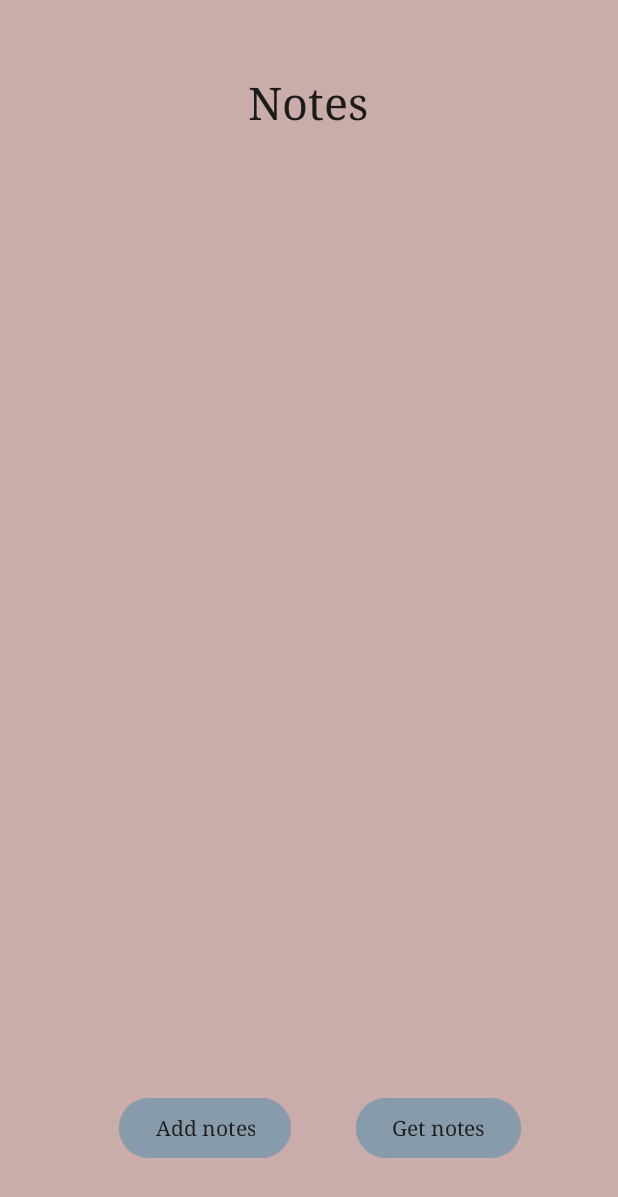
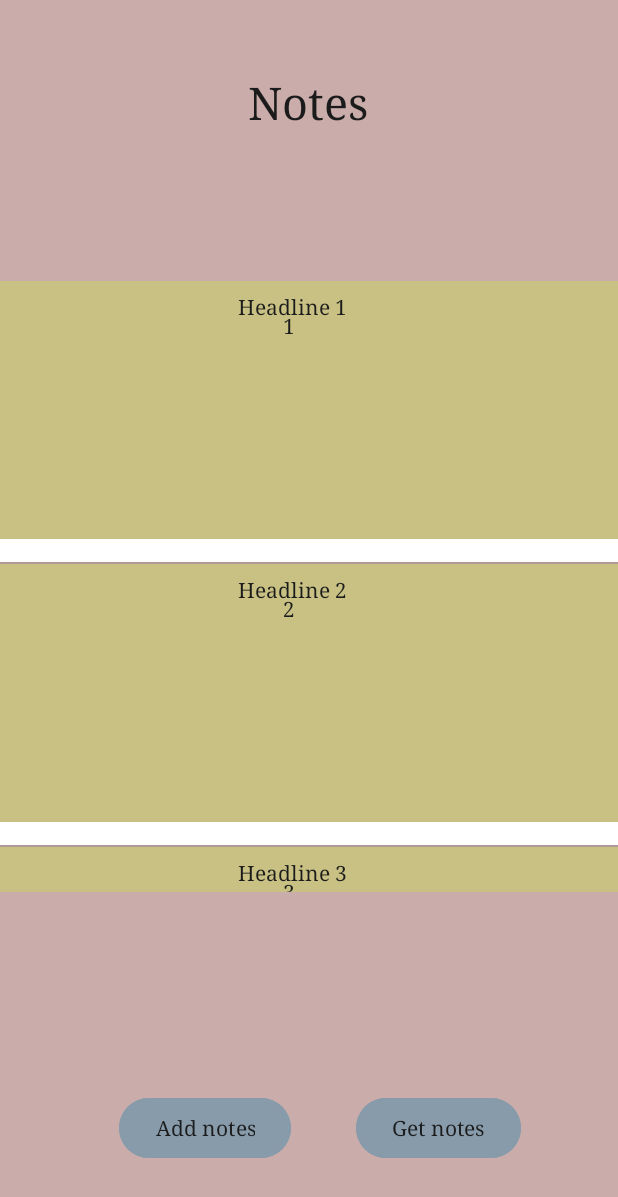
Before and after one commit to MoaLova/RestApiNotes, an Android app: the MainActivity screen opened directly, with no data from a screen before it, after a tap on "Get notes", on a phone screen of 412 x 824 dp. Shown: the top 1197 px of the screen. Run offline under Robolectric (Android 15) with nearby library versions, the phone set to English and light mode, and no system bars.

Commit message:
dummy list

```diff
--- a/app/src/main/java/com/example/restapinotes/MainActivity.kt
+++ b/app/src/main/java/com/example/restapinotes/MainActivity.kt
@@ -22,6 +22,13 @@ class MainActivity : AppCompatActivity() {
         binding = ActivityMainBinding.inflate(layoutInflater)
         setContentView(binding.root)
 
+        val dummyList = listOf(
+            "Dummy Note 1",
+            "Dummy Note 2",
+            "Dummy Note 3"
+        )
+
+
         binding.AddNotes.setOnClickListener {
             val intent = Intent(this@MainActivity, AddNote::class.java)
             startActivity(intent)
@@ -41,19 +48,25 @@ class MainActivity : AppCompatActivity() {
     }
 
     fun getNotes() {
-        val notesService = ServiceBuilder.buildService(NotesService::class.java)
-        val requestCall = notesService.getNotes()
+        // Commenting out Retrofit service call
+        // val notesService = ServiceBuilder.buildService(NotesService::class.java)
+        // val requestCall = notesService.getNotes()
 
-        requestCall.enqueue(object : Callback<List<Note>> {
-            override fun onResponse(call: Call<List<Note>>, response: Response<List<Note>>) {
-                if (response.isSuccessful) {
-                    val notesList: List<Note> = response.body() ?: emptyList()
-                    runOnUiThread {
+        // Instead of calling Retrofit service, use the dummy list directly
+        val dummyList = generateDummyNotes()
+
+        // Using dummy list directly instead of Retrofit call
+        // requestCall.enqueue(object : Callback<List<Note>> {
+        //    override fun onResponse(call: Call<List<Note>>, response: Response<List<Note>>) {
+        //        if (response.isSuccessful) {
+        //            val notesList: List<Note> = response.body() ?: emptyList()
+        //            runOnUiThread {
+
         // Initialize custom ArrayAdapter
         val arrayAdapter = object : ArrayAdapter<Note>(
             this@MainActivity,
             R.layout.list_item,
-                            notesList
+            dummyList
         ) {
             override fun getView(position: Int, convertView: View?, parent: ViewGroup): View {
                 val view = convertView ?: layoutInflater.inflate(
@@ -66,12 +79,9 @@ class MainActivity : AppCompatActivity() {
 
                 val headlineTextView = view.findViewById<TextView>(R.id.text_note_headline)
                 val idTextView = view.findViewById<TextView>(R.id.text_note_id)
-                                val textTextView = view.findViewById<TextView>(R.id.text_note_text)
 
-                                // Set data to TextViews
                 headlineTextView.text = note?.headline
                 idTextView.text = note?.id.toString()
-                                textTextView.text = note?.note
 
                 return view
             }
@@ -79,16 +89,17 @@ class MainActivity : AppCompatActivity() {
         binding.listItem.adapter = arrayAdapter
         arrayAdapter.notifyDataSetChanged() // Notify adapter of data changes
         println("Notes fetched successfully")
-                    }
-                }
+        //                }
+        //            }
+        //        }
+        //
+        //        override fun onFailure(call: Call<List<Note>>, t: Throwable) {
+        //            t.printStackTrace()
+        //            runOnUiThread {
+        //                println("Failed to fetch notes")
+        //            }
+        //        }
+        //    })
     }
 
-            override fun onFailure(call: Call<List<Note>>, t: Throwable) {
-                t.printStackTrace()
-                runOnUiThread {
-                    println("Failed to fetch notes")
 }
-            }
-        })
-    }
-}
--- a/app/src/main/java/com/example/restapinotes/NoteInput.kt
+++ b/app/src/main/java/com/example/restapinotes/NoteInput.kt
@@ -1,3 +1,11 @@
 package com.example.restapinotes
 
 data class NoteInput(val headline: String, val note: String)
+
+fun generateDummyNotes(): List<Note> {
+    val dummyList = mutableListOf<Note>()
+    for (i in 1..10) {
+        dummyList.add(Note(i, "Headline $i", "Text for note $i"))
+    }
+    return dummyList
+}
--- a/app/src/main/res/layout/activity_main.xml
+++ b/app/src/main/res/layout/activity_main.xml
@@ -22,15 +22,15 @@
 
     <ListView
         android:id="@+id/list_item"
-        android:layout_width="wrap_content"
-        android:layout_height="wrap_content"
-        android:background="@color/yellow"
+        android:layout_width="414dp"
+        android:layout_height="407dp"
+        android:foregroundGravity="center"
         app:layout_constraintBottom_toBottomOf="parent"
         app:layout_constraintEnd_toEndOf="parent"
-        app:layout_constraintHorizontal_bias="0.0"
+        app:layout_constraintHorizontal_bias="0.666"
         app:layout_constraintStart_toStartOf="parent"
         app:layout_constraintTop_toTopOf="parent"
-        app:layout_constraintVertical_bias="0.274"
+        app:layout_constraintVertical_bias="0.45"
         tools:listitem="@layout/list_item" />
 
     <Button
--- a/app/src/main/res/layout/list_item.xml
+++ b/app/src/main/res/layout/list_item.xml
@@ -2,16 +2,25 @@
 <androidx.constraintlayout.widget.ConstraintLayout xmlns:android="http://schemas.android.com/apk/res/android"
 
     xmlns:app="http://schemas.android.com/apk/res-auto"
+    xmlns:tools="http://schemas.android.com/tools"
     android:layout_width="match_parent"
     android:layout_height="match_parent"
     android:id="@+id/layout_list"
-    android:background="@color/pink">
+    android:background="@color/yellow">
+
+    <View
+        android:layout_width="415dp"
+        android:layout_height="15dp"
+        android:layout_marginTop="172dp"
+        android:background="@color/white"
+        app:layout_constraintEnd_toEndOf="parent"
+        app:layout_constraintStart_toStartOf="parent"
+        app:layout_constraintTop_toTopOf="parent" />
 
     <TextView
         android:id="@+id/text_note_headline"
         android:layout_width="wrap_content"
         android:layout_height="wrap_content"
-        android:hint="Här kommer headline"
         android:fontFamily="serif"
         android:textColor="@color/grey"
         android:textColorHint="@color/black"
@@ -20,13 +29,12 @@
         app:layout_constraintHorizontal_bias="0.464"
         app:layout_constraintStart_toStartOf="parent"
         app:layout_constraintTop_toTopOf="parent"
-        app:layout_constraintVertical_bias="0.226" />
+        app:layout_constraintVertical_bias="0.042" />
 
     <TextView
         android:id="@+id/text_note_id"
         android:layout_width="wrap_content"
         android:layout_height="wrap_content"
-        android:hint="här kommer id"
         android:fontFamily="serif"
         android:textColor="@color/grey"
         android:textColorHint="@color/black"
@@ -35,21 +43,7 @@
         app:layout_constraintHorizontal_bias="0.464"
         app:layout_constraintStart_toStartOf="parent"
         app:layout_constraintTop_toTopOf="parent"
-        app:layout_constraintVertical_bias="0.41" />
+        app:layout_constraintVertical_bias="0.119" />
 
-    <TextView
-        android:id="@+id/text_note_text"
-        android:layout_width="wrap_content"
-        android:layout_height="wrap_content"
-        android:hint="här kommer text"
-        android:fontFamily="serif"
-        android:textColor="@color/grey"
-        android:textColorHint="@color/black"
-        app:layout_constraintBottom_toBottomOf="parent"
-        app:layout_constraintEnd_toEndOf="parent"
-        app:layout_constraintHorizontal_bias="0.464"
-        app:layout_constraintStart_toStartOf="parent"
-        app:layout_constraintTop_toTopOf="parent"
-        app:layout_constraintVertical_bias="0.32" />
 
 </androidx.constraintlayout.widget.ConstraintLayout>
```
Lines whose indentation alone changed are shown as unchanged.
